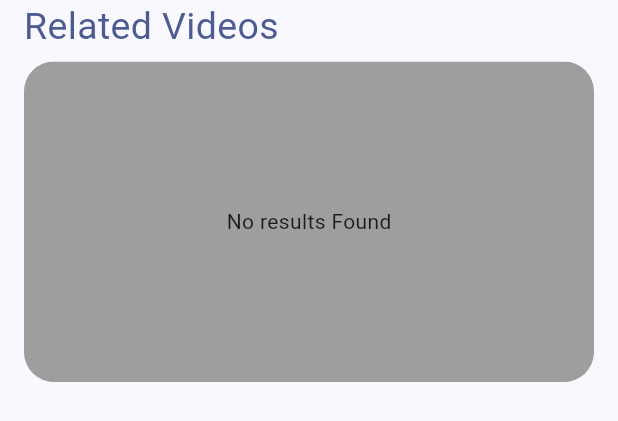
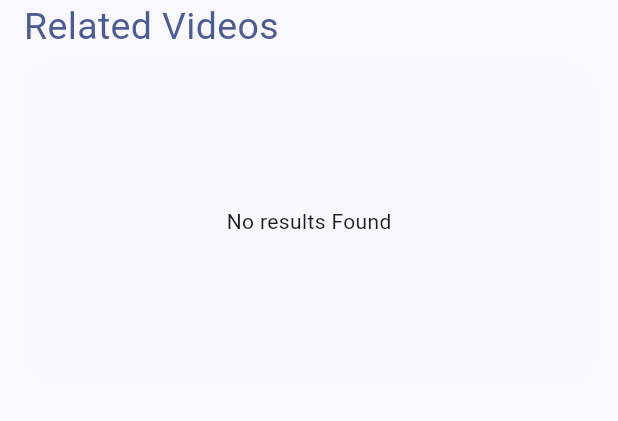
Before and after one commit to JuanMiguelUribe/cinetrack, a Flutter app: the _ResultIfVIdeosAreEmpty widget shown alone on an empty page, opened directly, on a phone screen of 412 x 824 dp. Shown: the top 421 px of the screen. Run offline on Flutter 3.47's test engine with Material 3 defaults, Android fonts, the phone set to English and light mode, and no system bars; our stand-ins replace animate_do, card_swiper, dio, flutter_dotenv, flutter_riverpod, go_router and 3 more; accounts and stored records are empty; generated files the repository leaves out were written again; network calls fail.

```diff
--- a/lib/presentation/widgets/shared/trailer_carousel.dart
+++ b/lib/presentation/widgets/shared/trailer_carousel.dart
@@ -226,6 +226,7 @@ class _ResultIfVIdeosAreEmpty extends StatelessWidget {
 
   @override
   Widget build(BuildContext context) {
+    // final colors = Theme.of(context).colorScheme;
     return Column(
       crossAxisAlignment: CrossAxisAlignment.start,
       children: [
@@ -245,7 +246,9 @@ class _ResultIfVIdeosAreEmpty extends StatelessWidget {
             child: ClipRRect(
               borderRadius: BorderRadius.circular(20),
               child: Container(
-                decoration: BoxDecoration(color: Colors.grey),
+                decoration: BoxDecoration(
+                  color: const Color.fromARGB(255, 226, 226, 226).withAlpha(10),
+                ),
                 child: AspectRatio(
                   aspectRatio: 16 / 9,
                   child: Center(
```
